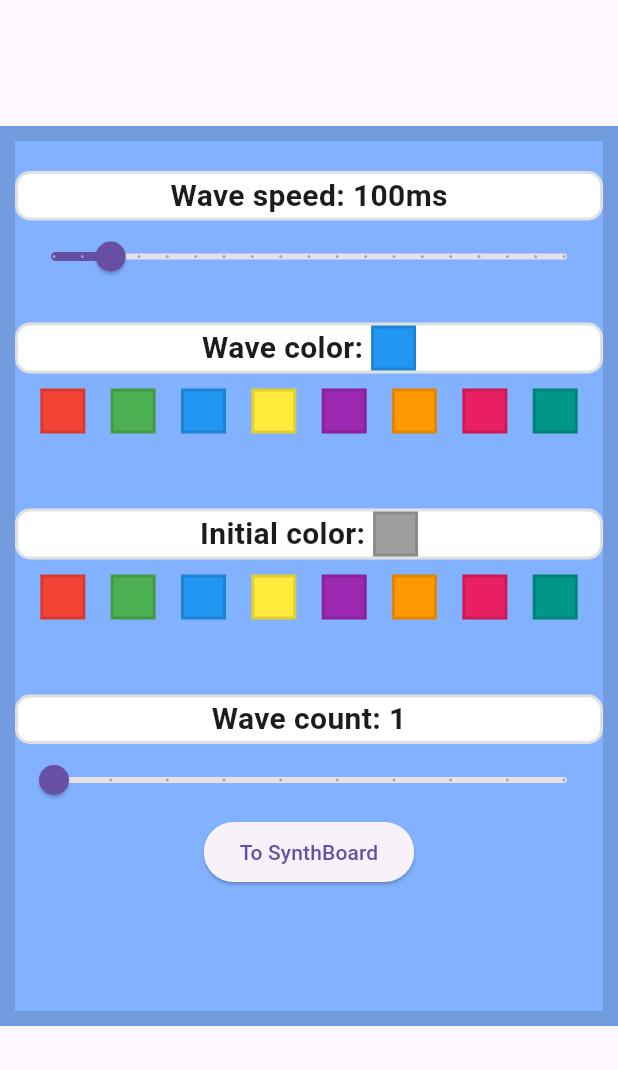
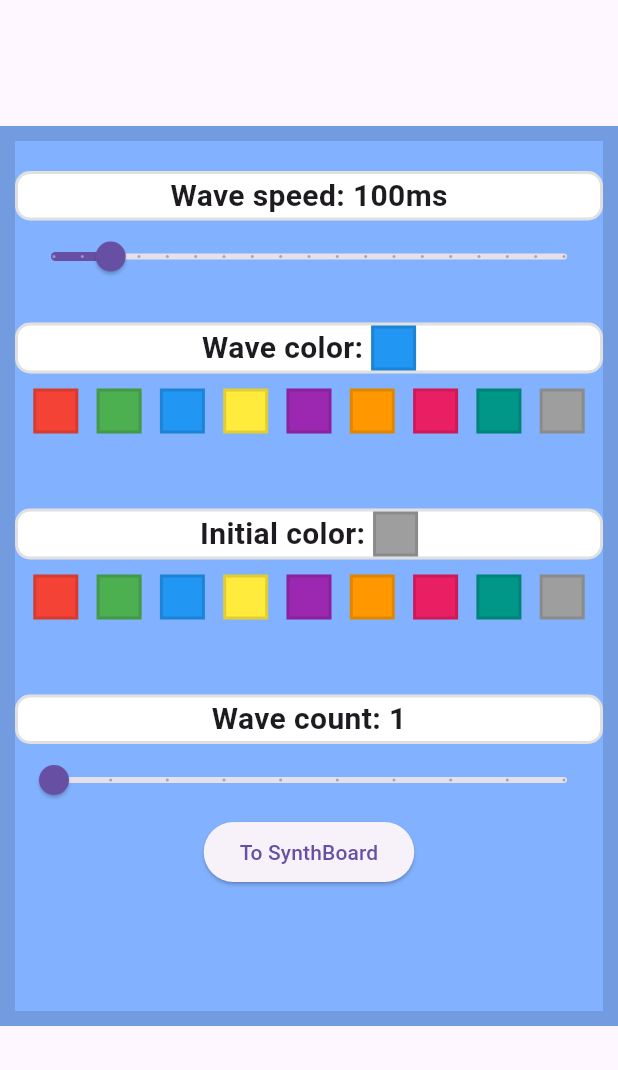
Before and after one commit to grleo1/raspi_visualsynth_flutter, a Flutter app: the screen it shows after launch, on a phone screen of 412 x 824 dp, the part 84-1154 px from its top. Run offline on Flutter 3.47's test engine with Material 3 defaults, Android fonts, the phone set to English and light mode, and no system bars; our stand-ins replace audioplayers; missing offline and left inert: mqtt_client.

Commit message:
color publish refactor

```diff
--- a/visual_synthesizer/lib/pages/home.dart
+++ b/visual_synthesizer/lib/pages/home.dart
@@ -89,7 +89,7 @@ class _HomeState extends State<Home> {
                 const SizedBox(height: 10),
                 Row(
                   mainAxisAlignment: MainAxisAlignment.spaceEvenly,
-                  children: gridProvider.colors.map((color) {
+                  children: gridProvider.colors.values.map((color) {
                     return GestureDetector(
                       onTap: () {
                         gridProvider.waveColor = color;
@@ -132,7 +132,7 @@ class _HomeState extends State<Home> {
                 const SizedBox(height: 10),
                 Row(
                   mainAxisAlignment: MainAxisAlignment.spaceEvenly,
-                  children: gridProvider.colors.map((color) {
+                  children: gridProvider.colors.values.map((color) {
                     return GestureDetector(
                       onTap: () {
                         gridProvider.initialColor = color;
--- a/visual_synthesizer/lib/util/gridProvider.dart
+++ b/visual_synthesizer/lib/util/gridProvider.dart
@@ -36,19 +36,20 @@ class GridProvider extends ChangeNotifier {
     }
   }
 
-  final List<Color> _colors = [
-    Colors.red,
-    Colors.green,
-    Colors.blue,
-    Colors.yellow,
-    Colors.purple,
-    Colors.orange,
-    Colors.pink,
-    Colors.teal,
-  ];
+  final Map<String, Color> _colors = {
+    'red': Colors.red,
+    'green': Colors.green,
+    'blue': Colors.blue,
+    'yellow': Colors.yellow,
+    'purple': Colors.purple,
+    'orange': Colors.orange,
+    'pink': Colors.pink,
+    'teal': Colors.teal,
+    'grey': Colors.grey,
+  };
 
 
-  List<Color> get colors => _colors;
+  Map<String, Color> get colors => _colors;
 
   void changeColorCross(int x, int y) async {
 
```
Also changed, not shown: visual_synthesizer/lib/pages/waveGrid.dart (+7 -9 lines).
